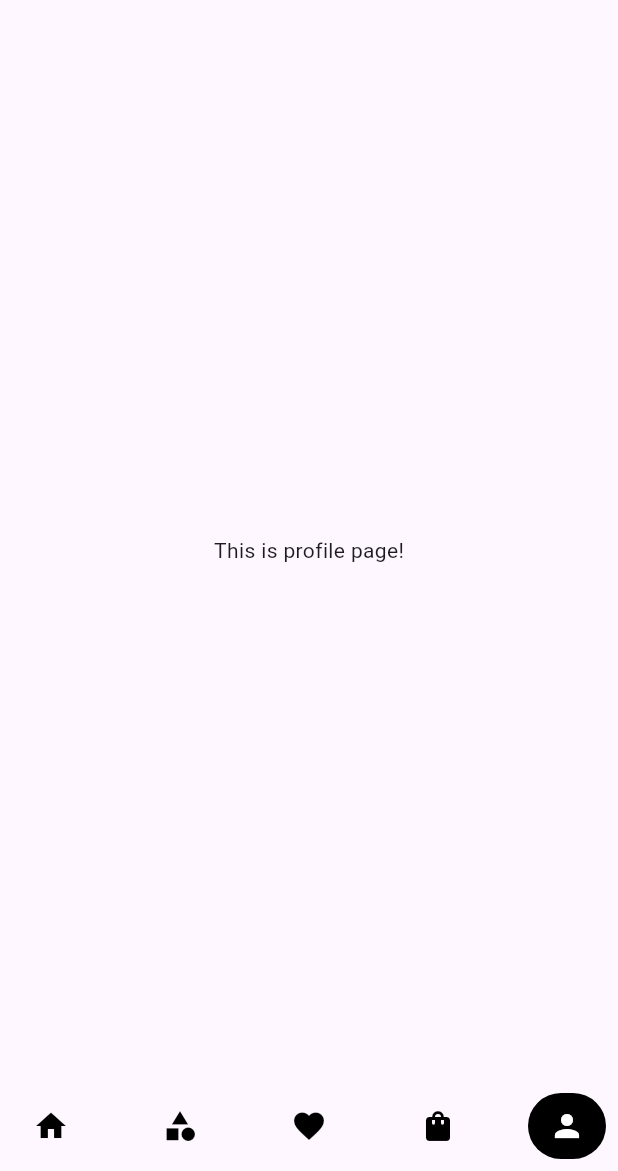
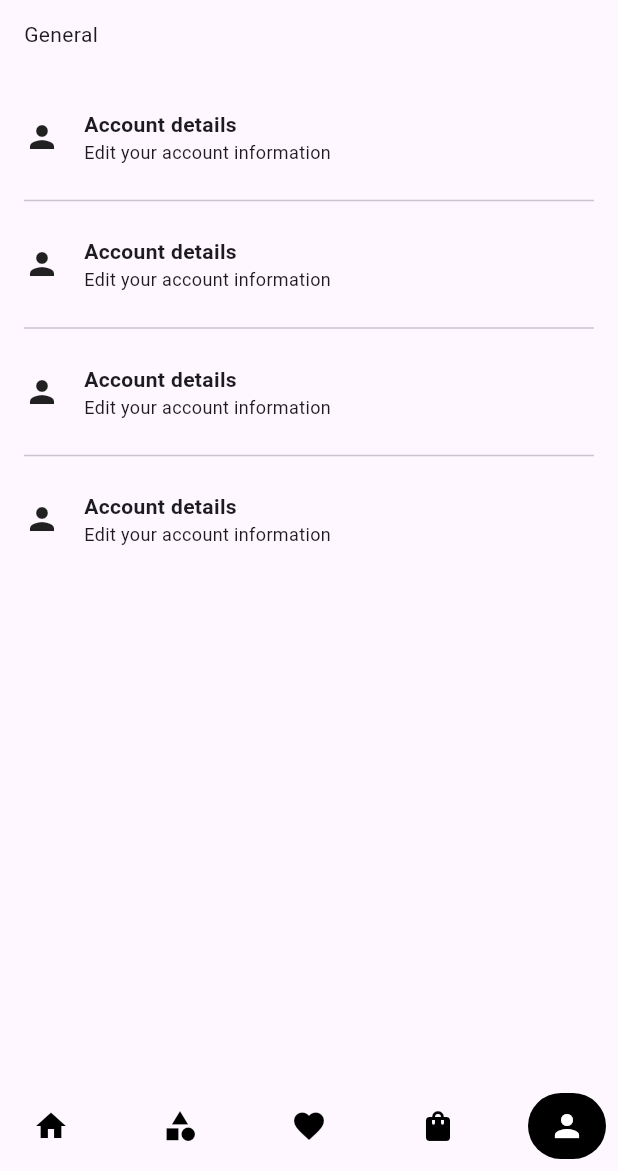
Before and after one commit to Baimukhambet/Flutter-ECommerce, a Flutter app: the screen it shows after launch, item 5 of the bottom bar chosen, on a phone screen of 412 x 824 dp, the part 65-1236 px from its top. Run offline on Flutter 3.47's test engine with Material 3 defaults, Android fonts, the phone set to English and light mode, and no system bars; drawn by our look-alikes of google_nav_bar; our stand-ins replace go_router, sqflite, top_snackbar_flutter; accounts and stored records are empty; network calls fail.

Commit message:
Profile UI

```diff
--- a/lib/features/profile_page/profile_screen.dart
+++ b/lib/features/profile_page/profile_screen.dart
@@ -1,10 +1,27 @@
 import 'package:flutter/material.dart';
+import 'package:shop_app/features/profile_page/widgets/profile_tile.dart';
 
 class ProfileScreen extends StatelessWidget {
   const ProfileScreen({super.key});
 
   @override
   Widget build(BuildContext context) {
-    return Center(child: Text("This is profile page!"));
+    return Padding(
+      padding: const EdgeInsets.symmetric(horizontal: 16.0),
+      child: Column(crossAxisAlignment: CrossAxisAlignment.start, children: [
+        Text('General'),
+        SizedBox(height: 24),
+        Expanded(
+          child: ListView.separated(
+              itemBuilder: (context, index) => const ProfileTile(
+                    icon: Icon(Icons.person),
+                    title: "Account details",
+                    description: "Edit your account information",
+                  ),
+              separatorBuilder: (context, index) => Divider(),
+              itemCount: 4),
+        )
+      ]),
+    );
   }
 }
--- /dev/null
+++ b/lib/features/profile_page/widgets/profile_tile.dart
@@ -0,0 +1,35 @@
+import 'package:flutter/material.dart';
+
+class ProfileTile extends StatelessWidget {
+  const ProfileTile(
+      {super.key,
+      required this.icon,
+      required this.title,
+      required this.description});
+  final Icon icon;
+  final String title;
+  final String description;
+
+  @override
+  Widget build(BuildContext context) {
+    return Container(
+        padding: EdgeInsets.symmetric(vertical: 16),
+        child: Row(
+          children: [
+            icon,
+            SizedBox(width: 16),
+            Column(
+              crossAxisAlignment: CrossAxisAlignment.start,
+              children: [
+                Text(
+                  title,
+                  textAlign: TextAlign.start,
+                  style: TextStyle(fontSize: 14, fontWeight: FontWeight.bold),
+                ),
+                Text(description, style: TextStyle(fontSize: 12)),
+              ],
+            )
+          ],
+        ));
+  }
+}
```
